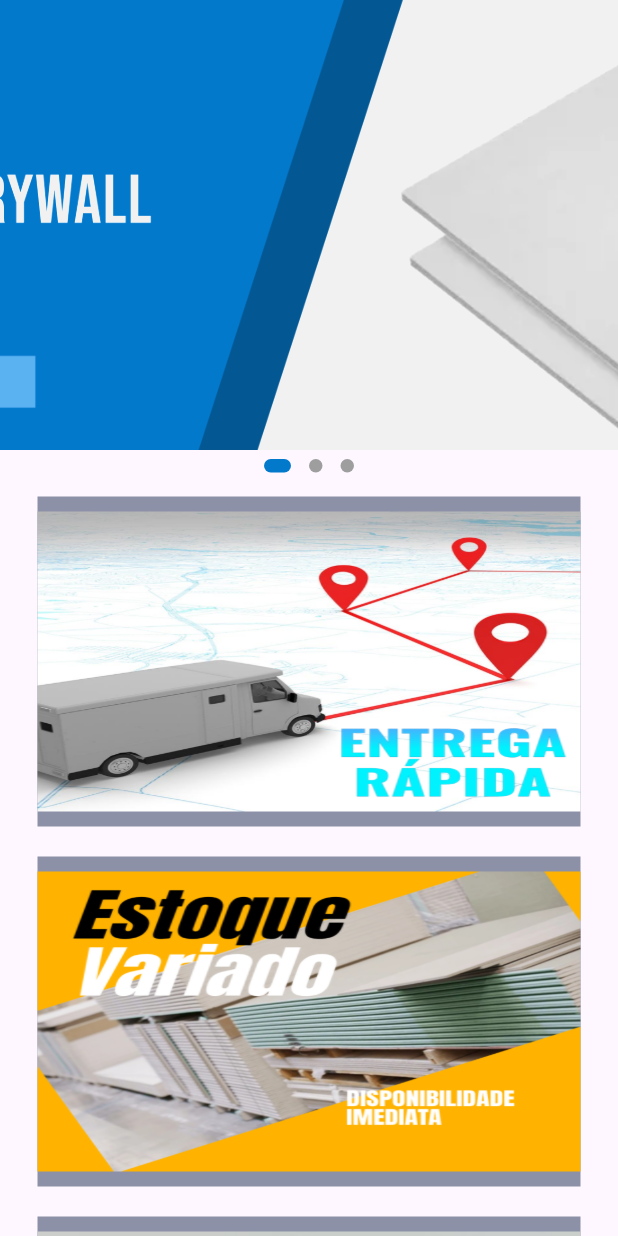
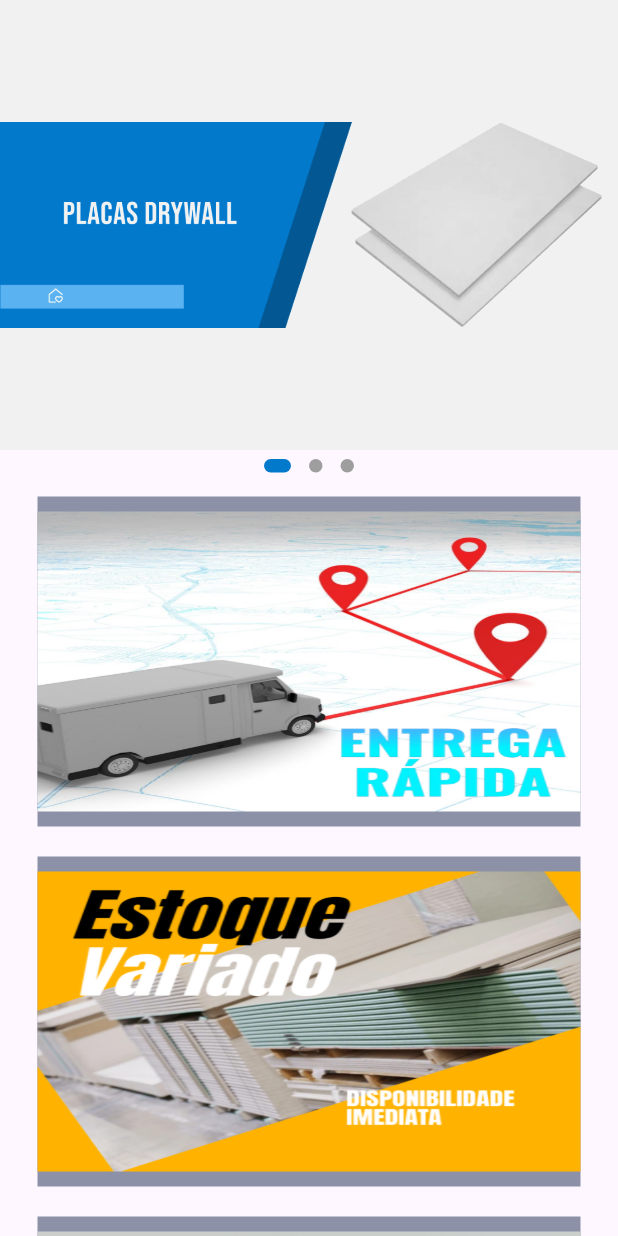
Before and after one commit to do5-5anto5/forte-distribuidora, a Flutter app: the screen it shows after launch, on a phone screen of 412 x 824 dp. Run offline on Flutter 3.47's test engine with Material 3 defaults, Android fonts, the light colour scheme and no system bars; drawn by our look-alikes of carousel_slider, dots_indicator.

Commit message:
Improvement: HeroBanner image responsive fit to fill in large screen and contain in small screen(mobile)

```diff
--- a/forte_distribuidora/lib/screens/widgets/home/hero_banner.dart
+++ b/forte_distribuidora/lib/screens/widgets/home/hero_banner.dart
@@ -43,7 +43,7 @@ class _HeroBannerState extends State<HeroBanner> {
                 _size.width == 300
                     ? 250
                     : _size.width >= 500
-                    ? 500
+                    ? 350
                     : 300,
             aspectRatio: 16 / 9,
             viewportFraction: 1,
@@ -93,7 +93,7 @@ class SliderCard extends StatelessWidget {
 
   @override
   Widget build(BuildContext context) {
-    // Size _size = MediaQuery.of(context).size;
+    Size _size = MediaQuery.of(context).size;
     return Container(
       // padding: const EdgeInsets.symmetric(vertical: 10, horizontal: 20),
       color: kgreyColor,
@@ -105,7 +105,11 @@ class SliderCard extends StatelessWidget {
           Positioned.fill(
             child: Image.asset(
               image,
-              fit: BoxFit.cover,
+              fit: _size.width == 300
+                  ? BoxFit.contain
+                  : _size.width >= 500
+                  ? BoxFit.fill
+                  : BoxFit.contain,
               color: kgreyColor,
               colorBlendMode: BlendMode.darken,
               // Makes the image cover the entire container
```
